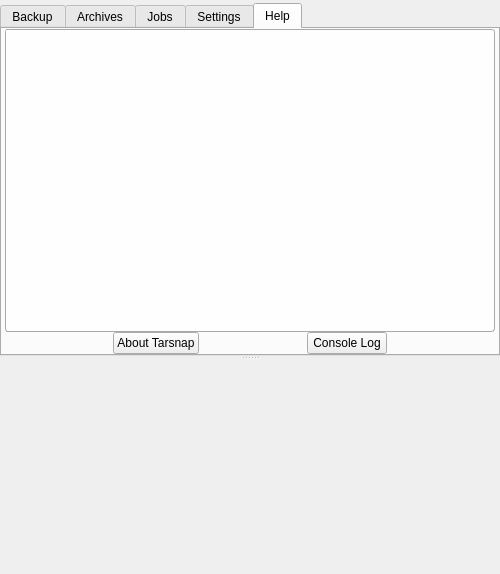
Old version of the form forms/mainwindow.ui in the repository Tarsnap/tarsnap-gui.
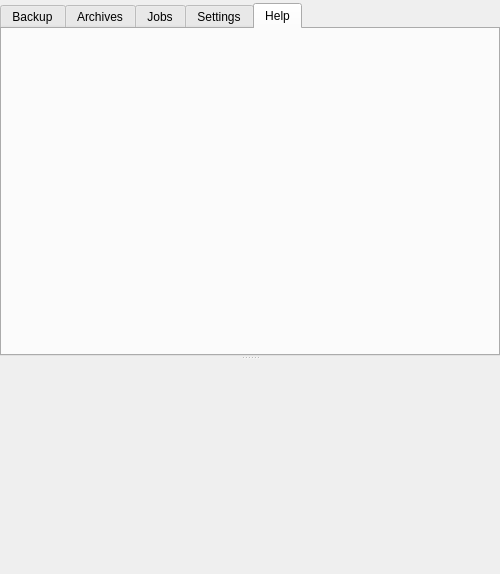
New version of the form. The open tabs and pages were chosen to show the change. Icons and pictures are not drawn. Custom widgets are drawn as their Qt base class.

Commit message: forms: move Help to HelpWidget

Patch:
```diff
--- a/forms/mainwindow.ui
+++ b/forms/mainwindow.ui
@@ -1075,7 +1075,7 @@
           <attribute name="toolTip">
            <string>Switch to Help tab &lt;span style=&quot;color:gray;font-size:small&quot;&gt;%1&lt;/span&gt;</string>
           </attribute>
-          <layout class="QVBoxLayout" name="helpTabLayout" stretch="1">
+          <layout class="QVBoxLayout" name="helpTabLayout">
            <property name="spacing">
             <number>3</number>
            </property>
@@ -1091,131 +1091,6 @@
            <property name="bottomMargin">
             <number>0</number>
            </property>
-           <item>
-            <widget class="QSplitter" name="splitter">
-             <property name="orientation">
-              <enum>Qt::Vertical</enum>
-             </property>
-             <widget class="QFrame" name="helpContainer">
-              <layout class="QVBoxLayout" name="verticalLayout" stretch="1,0">
-               <property name="spacing">
-                <number>0</number>
-               </property>
-               <property name="leftMargin">
-                <number>0</number>
-               </property>
-               <property name="topMargin">
-                <number>0</number>
-               </property>
-               <property name="rightMargin">
-                <number>0</number>
-               </property>
-               <property name="bottomMargin">
-                <number>0</number>
-               </property>
-               <item>
-                <widget class="QTextBrowser" name="helpTabText">
-                 <property name="sizePolicy">
-                  <sizepolicy hsizetype="Preferred" vsizetype="Preferred">
-                   <horstretch>0</horstretch>
-                   <verstretch>0</verstretch>
-                  </sizepolicy>
-                 </property>
-                 <property name="focusPolicy">
-                  <enum>Qt::ClickFocus</enum>
-                 </property>
-                 <property name="toolTip">
-                  <string>Keyboard shortcuts list</string>
-                 </property>
-                 <property name="styleSheet">
-                  <string notr="true">#helpTabText {
-background: rgba(255,255,255,170);
-border-radius: 3px;
-border: 1px solid darkgrey;
-border-top: 2px groove darkgrey;
-}</string>
-                 </property>
-                 <property name="frameShape">
-                  <enum>QFrame::NoFrame</enum>
-                 </property>
-                 <property name="readOnly">
-                  <bool>true</bool>
-                 </property>
-                 <property name="openExternalLinks">
-                  <bool>true</bool>
-                 </property>
-                </widget>
-               </item>
-               <item>
-                <layout class="QHBoxLayout" name="helpButtons">
-                 <property name="spacing">
-                  <number>0</number>
-                 </property>
-                 <item>
-                  <spacer name="helpButtonLeftSpacer">
-                   <property name="orientation">
-                    <enum>Qt::Horizontal</enum>
-                   </property>
-                   <property name="sizeHint" stdset="0">
-                    <size>
-                     <width>40</width>
-                     <height>20</height>
-                    </size>
-                   </property>
-                  </spacer>
-                 </item>
-                 <item>
-                  <widget class="PopupPushButton" name="aboutButton">
-                   <property name="text">
-                    <string>About Tarsnap</string>
-                   </property>
-                   <property name="checkable">
-                    <bool>true</bool>
-                   </property>
-                  </widget>
-                 </item>
-                 <item>
-                  <spacer name="helpButtonMidSpacer">
-                   <property name="orientation">
-                    <enum>Qt::Horizontal</enum>
-                   </property>
-                   <property name="sizeHint" stdset="0">
-                    <size>
-                     <width>40</width>
-                     <height>20</height>
-                    </size>
-                   </property>
-                  </spacer>
-                 </item>
-                 <item>
-                  <widget class="PopupPushButton" name="consoleButton">
-                   <property name="text">
-                    <string>Console Log</string>
-                   </property>
-                   <property name="checkable">
-                    <bool>true</bool>
-                   </property>
-                  </widget>
-                 </item>
-                 <item>
-                  <spacer name="helpButtonRightSpacer">
-                   <property name="orientation">
-                    <enum>Qt::Horizontal</enum>
-                   </property>
-                   <property name="sizeHint" stdset="0">
-                    <size>
-                     <width>40</width>
-                     <height>20</height>
-                    </size>
-                   </property>
-                  </spacer>
-                 </item>
-                </layout>
-               </item>
-              </layout>
-             </widget>
-            </widget>
-           </item>
           </layout>
          </widget>
         </widget>
@@ -1792,11 +1667,6 @@
    <header>widgets/archivewidget.h</header>
    <container>1</container>
   </customwidget>
-  <customwidget>
-   <class>PopupPushButton</class>
-   <extends>QPushButton</extends>
-   <header>popuppushbutton.h</header>
-  </customwidget>
  </customwidgets>
  <tabstops>
   <tabstop>backupListWidget</tabstop>
```
Left out of the diff: 2 changed lines with no effect on the pictures. The commit also changes 1 other file.
